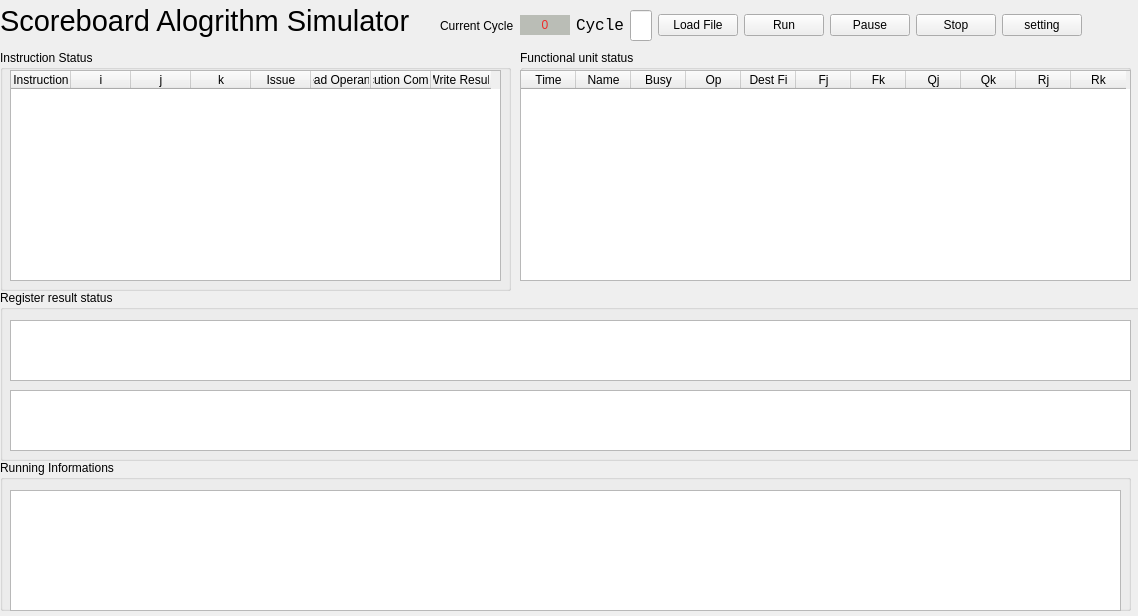
Above: mainwindow.ui from Limdo666/Scoreboard before the change. Below: the same form after it.
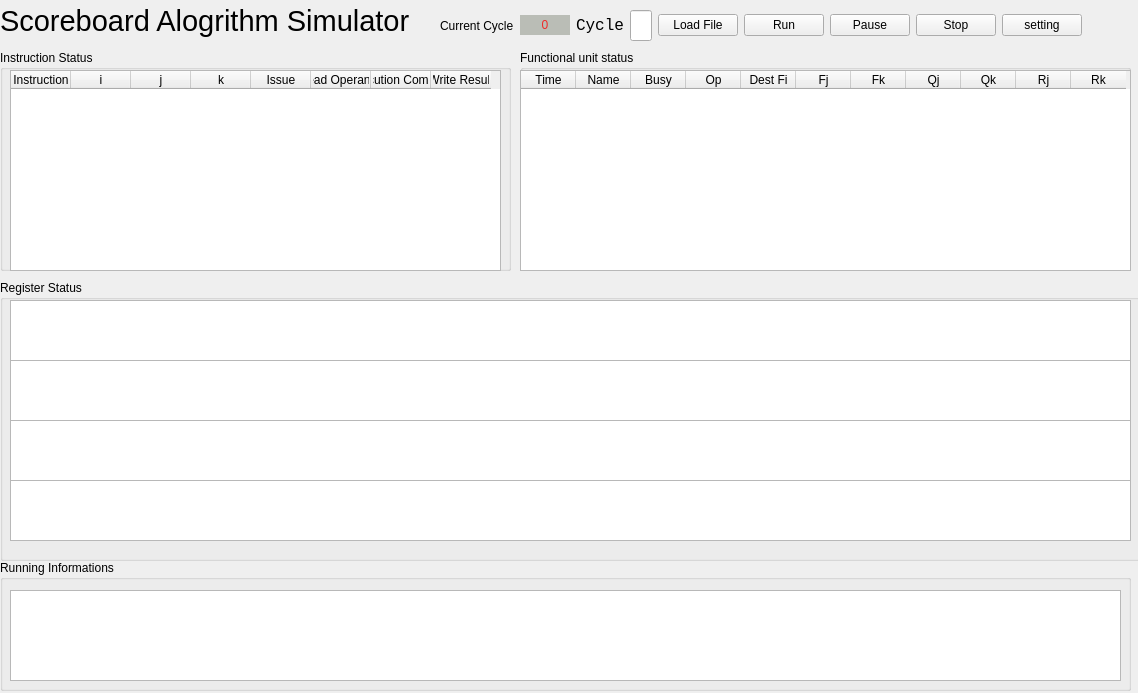
That is the form after the change.

What changed in the file:
```diff
--- a/mainwindow.ui
+++ b/mainwindow.ui
@@ -7,7 +7,7 @@
     <x>0</x>
     <y>0</y>
     <width>1138</width>
-    <height>616</height>
+    <height>693</height>
    </rect>
   </property>
   <property name="sizePolicy">
@@ -26,7 +26,7 @@
       <x>0</x>
       <y>50</y>
       <width>511</width>
-      <height>241</height>
+      <height>221</height>
      </rect>
     </property>
     <property name="title">
@@ -38,7 +38,7 @@
        <x>10</x>
        <y>20</y>
        <width>491</width>
-       <height>211</height>
+       <height>201</height>
       </rect>
      </property>
      <attribute name="horizontalHeaderDefaultSectionSize">
@@ -92,7 +92,7 @@
       <x>520</x>
       <y>50</y>
       <width>611</width>
-      <height>231</height>
+      <height>221</height>
      </rect>
     </property>
     <property name="title">
@@ -104,7 +104,7 @@
        <x>0</x>
        <y>20</y>
        <width>611</width>
-       <height>211</height>
+       <height>201</height>
       </rect>
      </property>
      <property name="showGrid">
@@ -174,9 +174,9 @@
     <property name="geometry">
      <rect>
       <x>0</x>
-      <y>290</y>
+      <y>280</y>
       <width>1141</width>
-      <height>171</height>
+      <height>281</height>
      </rect>
     </property>
     <property name="sizePolicy">
@@ -186,13 +186,13 @@
      </sizepolicy>
     </property>
     <property name="title">
-     <string>Register result status</string>
+     <string>Register Status</string>
     </property>
     <widget class="QTableWidget" name="table_registers">
      <property name="geometry">
       <rect>
        <x>10</x>
-       <y>30</y>
+       <y>20</y>
        <width>1121</width>
        <height>61</height>
       </rect>
@@ -213,7 +213,7 @@
      <property name="geometry">
       <rect>
        <x>10</x>
-       <y>100</y>
+       <y>80</y>
        <width>1121</width>
        <height>61</height>
       </rect>
@@ -227,6 +227,32 @@
       <number>40</number>
      </attribute>
     </widget>
+    <widget class="QTableWidget" name="table_values">
+     <property name="geometry">
+      <rect>
+       <x>10</x>
+       <y>140</y>
+       <width>1121</width>
+       <height>61</height>
+      </rect>
+     </property>
+     <attribute name="horizontalHeaderDefaultSectionSize">
+      <number>40</number>
+     </attribute>
+    </widget>
+    <widget class="QTableWidget" name="table_fvalues">
+     <property name="geometry">
+      <rect>
+       <x>10</x>
+       <y>200</y>
+       <width>1121</width>
+       <height>61</height>
+      </rect>
+     </property>
+     <attribute name="horizontalHeaderDefaultSectionSize">
+      <number>40</number>
+     </attribute>
+    </widget>
    </widget>
    <widget class="QLabel" name="label">
     <property name="geometry">
@@ -394,9 +420,9 @@
     <property name="geometry">
      <rect>
       <x>0</x>
-      <y>460</y>
+      <y>560</y>
       <width>1131</width>
-      <height>151</height>
+      <height>131</height>
      </rect>
     </property>
     <property name="title">
@@ -408,7 +434,7 @@
        <x>10</x>
        <y>30</y>
        <width>1111</width>
-       <height>121</height>
+       <height>91</height>
       </rect>
      </property>
      <property name="font">
```
